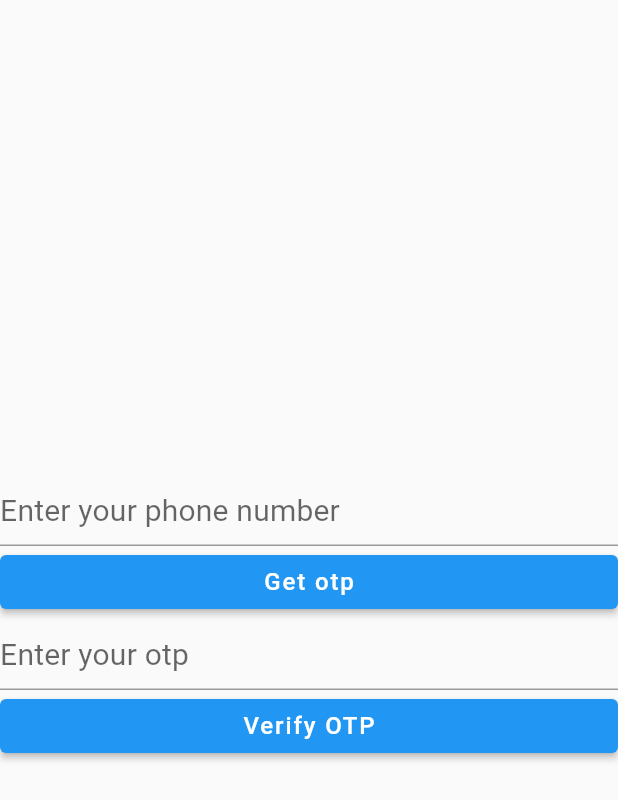
After one commit to vancityAyush/flutter_template, a Flutter app: the screen it shows after launch, after a tap on "Get otp", on a phone screen of 412 x 824 dp. The commit adds this screen. Shown: the top 800 px of the screen. Run offline on Flutter 3.47's test engine with Material 2 defaults, Android fonts, the phone set to English and light mode, and no system bars; our stand-ins replace connectivity_plus, cookie_jar, dio, dio_cookie_manager, easy_localization, flutter_screenutil and 4 more; missing offline and left inert: flutter_web_auth; network calls fail.

Commit message:
GraphQL Client

```diff
--- a/assets/config/dev.json
+++ b/assets/config/dev.json
@@ -1,3 +1,3 @@
 {
-  "baseUrl": ""
+  "baseUrl": "https://api-staging.crooze.app/v1/ql"
 }
--- a/lib/main.dart
+++ b/lib/main.dart
@@ -1,12 +1,15 @@
 import 'package:easy_localization/easy_localization.dart';
 import 'package:flutter/material.dart';
 import 'package:flutter_screenutil/flutter_screenutil.dart';
-
-import './home_page.dart';
+import 'package:flutter_template/modules/login/login_phone.dart';
+import 'package:flutter_template/util/config/environment.dart';
+import 'package:graphql_flutter/graphql_flutter.dart';
 
 void main() async {
   WidgetsFlutterBinding.ensureInitialized();
   await EasyLocalization.ensureInitialized();
+  await Environment.init(EnvironmentType.dev);
+  await initHiveForFlutter();
   runApp(
     EasyLocalization(
         supportedLocales: const [
@@ -41,7 +44,7 @@ class MyApp extends StatelessWidget {
           home: child,
         );
       },
-      child: const HomePage(),
+      child: LoginPhone(),
     );
   }
 }
--- /dev/null
+++ b/lib/modules/login/login_phone.dart
@@ -0,0 +1,102 @@
+import 'package:flutter/material.dart';
+import 'package:flutter_template/util/network/graph_ql_client.dart';
+
+class LoginPhone extends StatelessWidget {
+  LoginPhone({Key? key}) : super(key: key);
+  final GQLClient client = GQLClient.instance;
+  final TextEditingController phoneController = TextEditingController();
+  final TextEditingController otpController = TextEditingController();
+
+  @override
+  Widget build(BuildContext context) {
+    return Scaffold(
+      body: Center(
+        child: Column(
+          crossAxisAlignment: CrossAxisAlignment.stretch,
+          mainAxisAlignment: MainAxisAlignment.center,
+          children: [
+            TextField(
+              style: const TextStyle(
+                fontSize: 20,
+                color: Colors.black,
+              ),
+              decoration: const InputDecoration(
+                hintText: "Enter your phone number",
+              ),
+              onChanged: (value) async {
+                final result = await client.mutate(
+                  """
+                  mutation {
+                    sendOtp(phone: "$value") {
+                      message
+                    }
+                  }
+                  """,
+                  variables: {},
+                );
+                print(result.data);
+              },
+            ),
+            ElevatedButton(
+              onPressed: () async {
+                GQLClient.instance.client.value.resetStore();
+                String mutation = """
+                mutation {
+                auth {
+                generate(data: { mobile: "+919876543210" }) {
+                expires_at
+                }
+              }
+            }
+
+              """;
+                final res = await GQLClient.instance.mutate(mutation,
+                    variables: {"mobile": phoneController.text});
+                print(res.data);
+              },
+              child: const Text("Get otp"),
+            ),
+            //otp entry
+            TextField(
+              style: const TextStyle(
+                fontSize: 20,
+                color: Colors.black,
+              ),
+              controller: otpController,
+              decoration: const InputDecoration(
+                hintText: "Enter your otp",
+              ),
+            ),
+            ElevatedButton(
+              onPressed: () async {
+                final result = await client.mutate(
+                  """
+                  mutation {
+  auth {
+    verify(data: { mobile: ${phoneController.text}, otp: ${otpController.text} }) {
+      id
+      name
+      email
+      mobile
+    }
+  }
+}
+
+                  """,
+                  variables: {},
+                );
+                print(result.data);
+                ScaffoldMessenger.of(context).showSnackBar(
+                  SnackBar(
+                    content: Text(result.data.toString()),
+                  ),
+                );
+              },
+              child: const Text("Verify OTP"),
+            ),
+          ],
+        ),
+      ),
+    );
+  }
+}
--- a/lib/util/auth/OAuthService.dart
+++ b/lib/util/auth/OAuthService.dart
@@ -1,4 +1,6 @@
 import 'package:google_sign_in/google_sign_in.dart';
+
+import '../constants.dart';
 
 class OAuthService {
   static OAuthService? _instance;
@@ -13,8 +15,7 @@ class OAuthService {
       "https://www.googleapis.com/auth/userinfo.email",
       "openid",
     ],
-    serverClientId:
-        "923737583384-nb432n2nbpvb76fs4vhicq8uejf00utq.apps.googleusercontent.com",
+    serverClientId: GOOGLE_SERVER_CLIENT_ID,
   );
 
   Future<dynamic> signInWithGoogle() async {
--- a/lib/util/config/environment.dart
+++ b/lib/util/config/environment.dart
@@ -13,7 +13,7 @@ class Environment {
   final String baseUrl;
   final EnvironmentType envType;
 
-  static void init(EnvironmentType env) async {
+  static Future<void> init(EnvironmentType env) async {
     String contents;
     switch (env) {
       case EnvironmentType.dev:
--- /dev/null
+++ b/lib/util/network/graph_ql_client.dart
@@ -0,0 +1,51 @@
+import 'package:dio/dio.dart';
+import 'package:flutter/cupertino.dart';
+import 'package:flutter_template/util/config/environment.dart';
+import 'package:graphql_flutter/graphql_flutter.dart';
+
+class GQLClient {
+  static GQLClient? _instance;
+  static GQLClient get instance => _instance ??= GQLClient._();
+  late final Link _link;
+  late final ValueNotifier<GraphQLClient> client;
+
+  GQLClient._() {
+    var options = BaseOptions(
+      baseUrl: Environment.instance.baseUrl,
+      persistentConnection: true,
+    );
+    final HttpLink httpLink = HttpLink(
+      "https://api-staging.crooze.app/v1/ql",
+    );
+    final AuthLink authLink = AuthLink(
+      getToken: () async => 'Bearer ${"token"}',
+    );
+    final Link link = authLink.concat(httpLink);
+    client = ValueNotifier(
+      GraphQLClient(
+        cache: GraphQLCache(),
+        link: link,
+      ),
+    );
+  }
+
+  Future<QueryResult> query(String query,
+      {required Map<String, dynamic> variables}) async {
+    final QueryOptions options = QueryOptions(
+      document: gql(query),
+      variables: variables,
+    );
+    final QueryResult result = await client.value.query(options);
+    return result;
+  }
+
+  Future<QueryResult> mutate(String query,
+      {required Map<String, dynamic> variables}) async {
+    final MutationOptions options = MutationOptions(
+      document: gql(query),
+      variables: variables,
+    );
+    final QueryResult result = await client.value.mutate(options);
+    return result;
+  }
+}
--- a/pubspec.yaml
+++ b/pubspec.yaml
@@ -36,6 +36,8 @@ dependencies:
   flutter_svg: ^2.0.5
   dio_cookie_manager: ^3.0.0
   google_sign_in: ^6.1.0
+  flutter_web_auth: ^0.5.0
+  graphql_flutter: ^5.1.2
 
 
 dev_dependencies:
@@ -74,6 +76,7 @@ flutter:
         - assets/icons/
         - assets/fonts/
         - assets/colors/
+        - assets/config/
 
   fonts:
     - family: Montserrat
```
Also changed, not shown: lib/home_page.dart (+6 -5 lines), lib/util/auth/starva_oauth.dart (added, +38 -0 lines), lib/util/constants.dart (+5 -2 lines), pubspec.lock, 1 other file.
